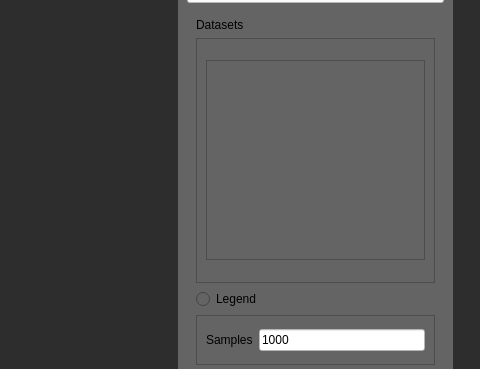
This is TelemetryViewer/ui_main.ui in UBCO-Motorsports/WirelessTelemetryCapstone as Qt 5 draws it before an edit; both pictures show x 776 to 1256 and y 139 to 508 of the 1256 by 896 pixel window. The edited form follows.
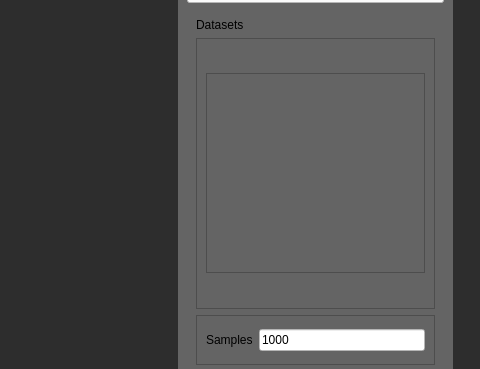
This is the edited form. The open tabs and pages were chosen to show the change. Icons and pictures are not drawn.

Commit message: Remove legend

```diff
--- a/TelemetryViewer/ui_main.ui
+++ b/TelemetryViewer/ui_main.ui
@@ -1389,13 +1389,6 @@
                           </layout>
                          </widget>
                         </item>
-                        <item>
-                         <widget class="QRadioButton" name="radioButton_3">
-                          <property name="text">
-                           <string>Legend</string>
-                          </property>
-                         </widget>
-                        </item>
                         <item>
                          <widget class="QFrame" name="frame_19">
                           <property name="minimumSize">
```
The commit also changes 1 other file.
